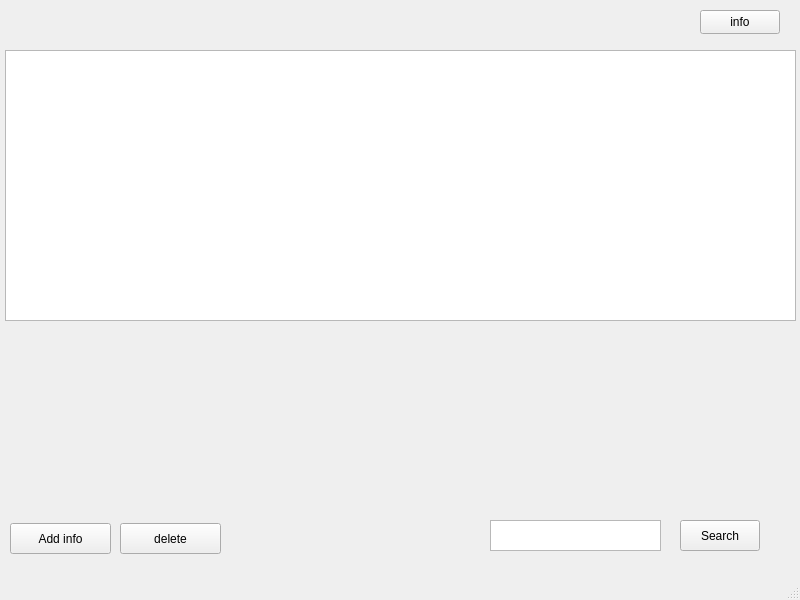
Old version of the form kursova/mainwindow.ui in the repository RomeoLeyn/OOPLab1.
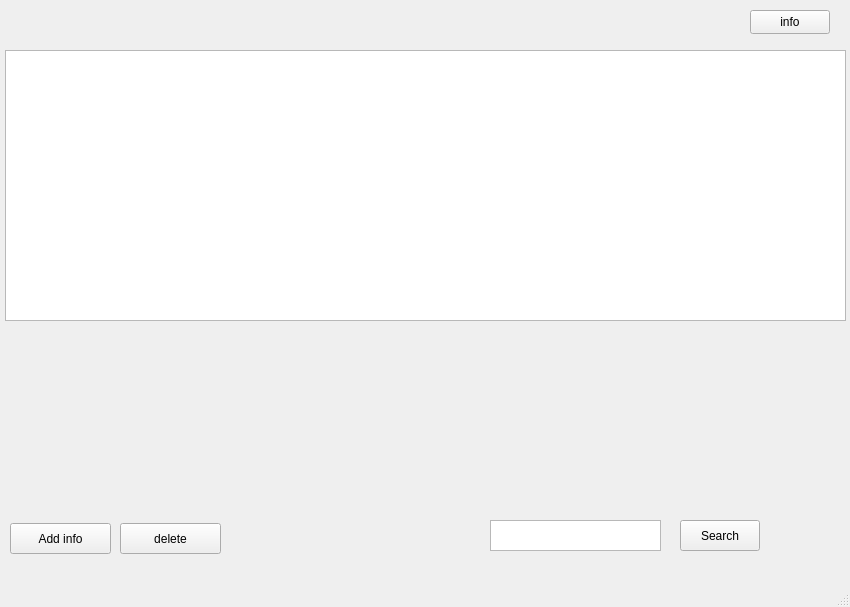
New version of the form.

```diff
--- a/kursova/mainwindow.ui
+++ b/kursova/mainwindow.ui
@@ -6,8 +6,8 @@
    <rect>
     <x>0</x>
     <y>0</y>
-    <width>800</width>
-    <height>600</height>
+    <width>850</width>
+    <height>607</height>
    </rect>
   </property>
   <property name="windowTitle">
@@ -19,7 +19,7 @@
      <rect>
       <x>5</x>
       <y>50</y>
-      <width>791</width>
+      <width>841</width>
       <height>271</height>
      </rect>
     </property>
@@ -76,7 +76,7 @@
    <widget class="QPushButton" name="infoOfProgram">
     <property name="geometry">
      <rect>
-      <x>700</x>
+      <x>750</x>
       <y>10</y>
       <width>80</width>
       <height>24</height>
```
Left out of the diff: 4 changed lines with no effect on the pictures.
